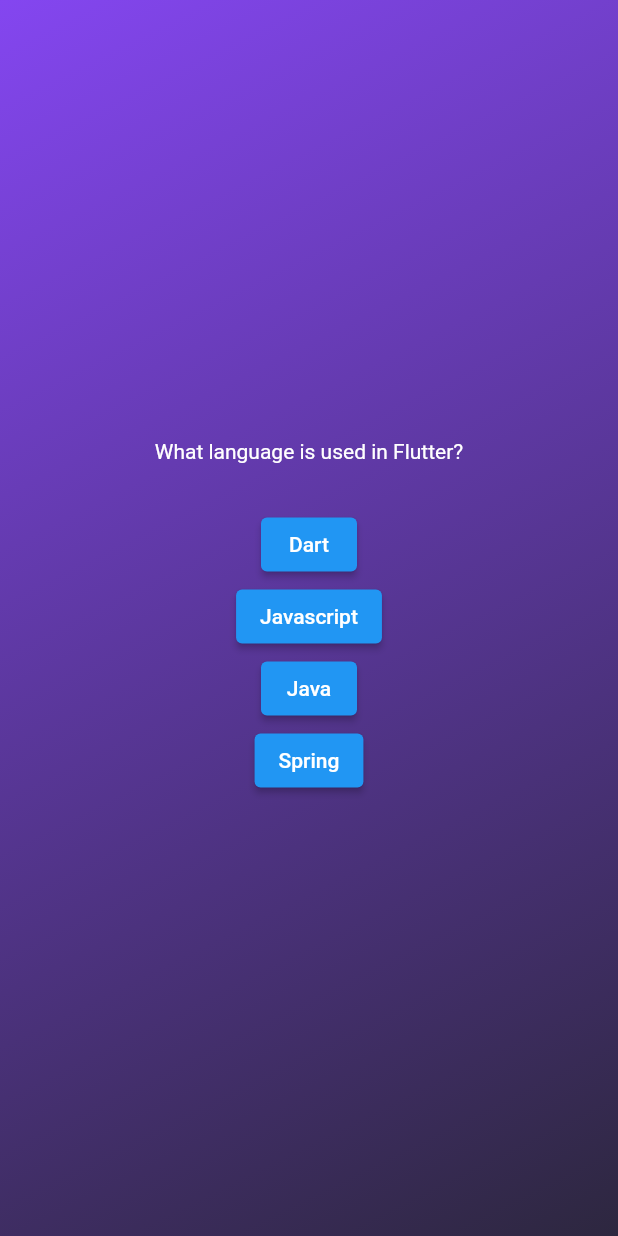
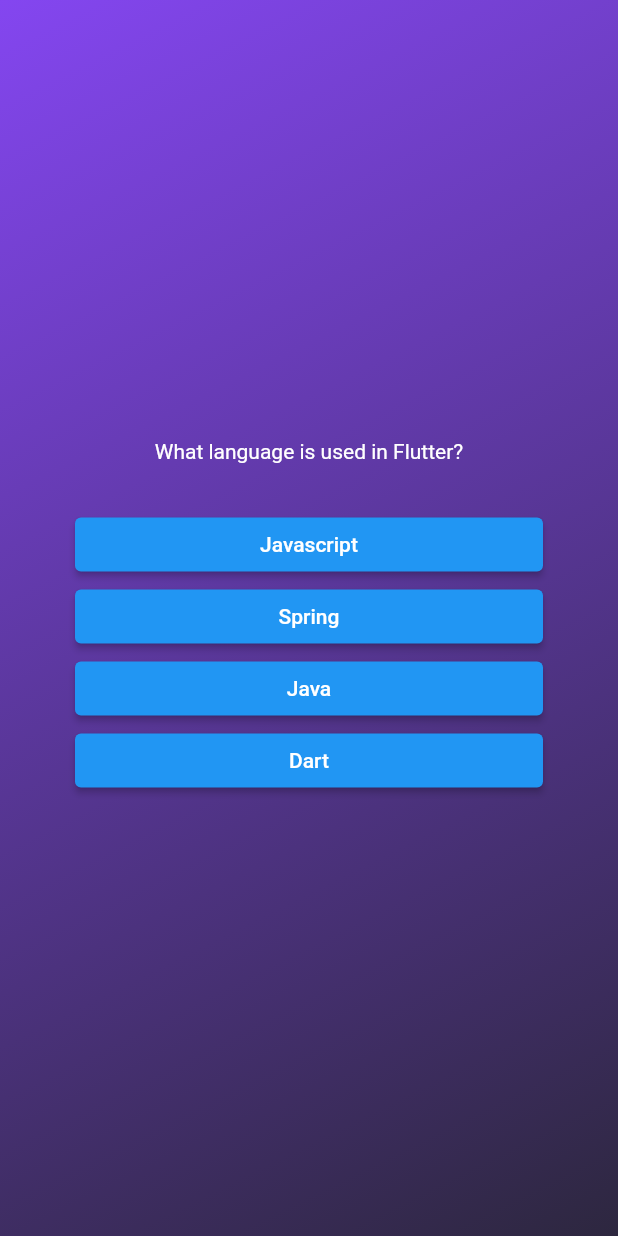
Before and after one commit to adekams/fl_simple_quiz, a Flutter app: the screen it shows after launch, after a tap on "Start Quiz", on a phone screen of 412 x 824 dp. Run offline on Flutter 3.47's test engine with Material 2 defaults, Android fonts, the phone set to English and light mode, and no system bars.

Commit message:
dynamic & shuffled answer buttons

```diff
--- a/lib/models/quiz_question.dart
+++ b/lib/models/quiz_question.dart
@@ -3,4 +3,10 @@ class QuizQuestion {
 
   final String text;
   final List<String> answers;
+
+  List<String> shuffleAnswers() {
+    final shuffledList = List.of(answers);
+    shuffledList.shuffle();
+    return shuffledList;
+  }
 }
--- a/lib/questions.dart
+++ b/lib/questions.dart
@@ -19,33 +19,28 @@ class _QuestionScreenState extends State<QuestionScreen> {
     // use sizwdBox width to take all available space
     return SizedBox(
       width: double.infinity,
+      child: Padding(
+        padding: const EdgeInsets.all(50),
         child: Column(
           mainAxisAlignment: MainAxisAlignment.center,
+          crossAxisAlignment: CrossAxisAlignment.stretch,
           children: [
             Text(
               currentQuestion.text,
+              textAlign: TextAlign.center,
               style: const TextStyle(color: Colors.white),
             ),
             const SizedBox(
               height: 30,
             ),
-          AnswerButton(
+            ...currentQuestion.shuffleAnswers().map((answer) {
+              return AnswerButton(
+                answerText: answer,
                 onBtnClick: () {},
-            answerText: currentQuestion.answers[0],
+              );
+            })
+          ],
         ),
-          AnswerButton(
-            onBtnClick: () {},
-            answerText: currentQuestion.answers[1],
-          ),
-          AnswerButton(
-            onBtnClick: () {},
-            answerText: currentQuestion.answers[2],
-          ),
-          AnswerButton(
-            onBtnClick: () {},
-            answerText: currentQuestion.answers[3],
-          ),
-        ],
       ),
     );
   }
```
Lines whose indentation alone changed are shown as unchanged.
